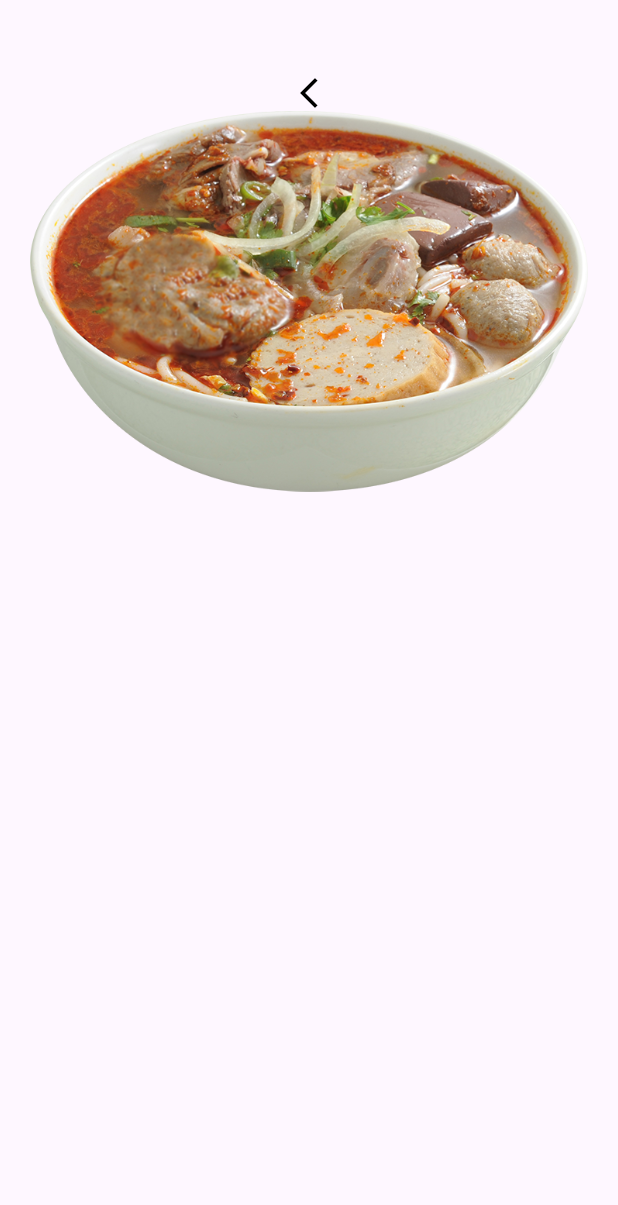
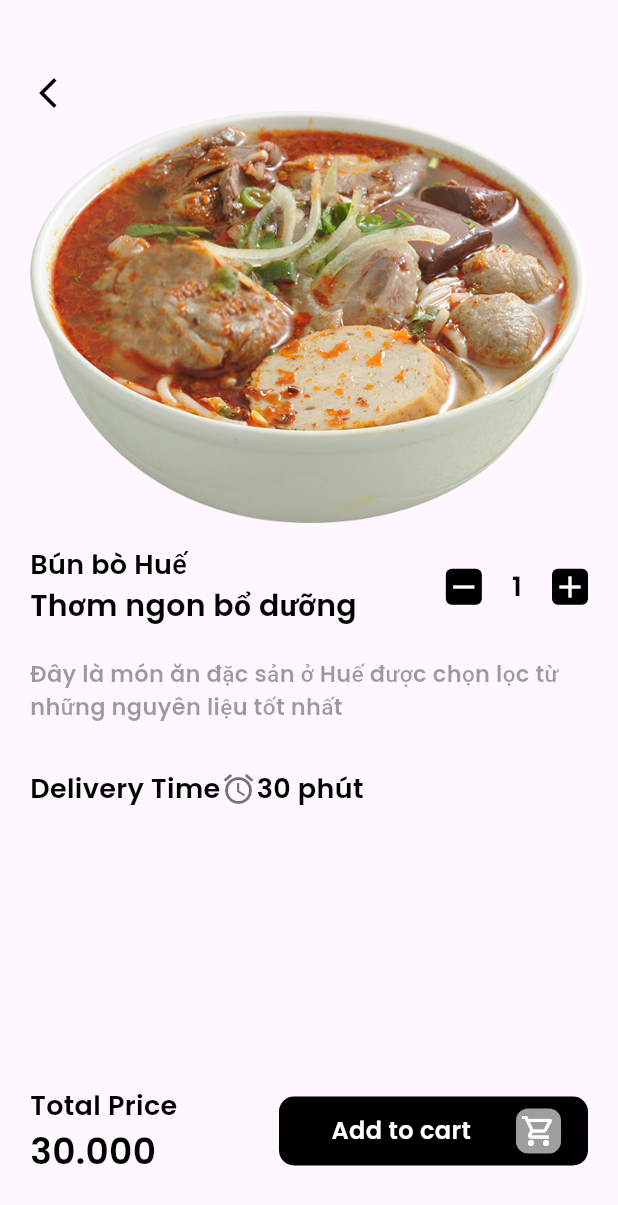
Before and after one commit to minhkhanh2002/Flutter_Moblie_App, a Flutter app: the Details screen opened directly, on a phone screen of 412 x 824 dp. Shown: the top 1205 px of the screen. Run offline on Flutter 3.47's test engine with Material 3 defaults, Android fonts, the phone set to English and light mode, and no system bars; our stand-ins replace curved_navigation_bar.

Commit message:
detail page

```diff
--- a/my_flutter_app/lib/pages/details.dart
+++ b/my_flutter_app/lib/pages/details.dart
@@ -1,4 +1,6 @@
 import 'package:flutter/material.dart';
+import 'package:flutter/rendering.dart';
+import 'package:my_flutter_app/widget/widget_support.dart';
 
 class Details extends StatefulWidget {
   const Details({super.key});
@@ -8,6 +10,7 @@ class Details extends StatefulWidget {
 }
 
 class _DetailsState extends State<Details> {
+  int a = 1;
   @override
   Widget build(BuildContext context) {
     return Scaffold(
@@ -18,6 +21,7 @@ class _DetailsState extends State<Details> {
           right: 20,
         ),
         child: Column(
+          crossAxisAlignment: CrossAxisAlignment.start,
           children: [
             GestureDetector(
               onTap: () {
@@ -28,7 +32,165 @@ class _DetailsState extends State<Details> {
                 color: Colors.black,
               ),
             ),
-            Image.asset("images/food/bunpo.png")
+            Image.asset(
+              "images/food/bunpo.png",
+              width: MediaQuery.of(context).size.width,
+              height: MediaQuery.of(context).size.height / 3,
+              fit: BoxFit.fill,
+            ),
+            SizedBox(
+              height: 15,
+            ),
+            Row(
+              children: [
+                Column(
+                  crossAxisAlignment: CrossAxisAlignment.start,
+                  children: [
+                    Text(
+                      "Bún bò Huế",
+                      style: AppWidget.semiBoldTextFieldStyle(),
+                    ),
+                    Text(
+                      "Thơm ngon bổ dưỡng",
+                      style: AppWidget.boldTextFieldStyle(),
+                    ),
+                  ],
+                ),
+                Spacer(),
+                GestureDetector(
+                  onTap: () {
+                    if (a > 1) {
+                      --a;
+                    }
+                    --a;
+                    setState(() {});
+                  },
+                  child: Container(
+                    decoration: BoxDecoration(
+                        color: Colors.black,
+                        borderRadius: BorderRadius.circular(4)),
+                    child: Icon(
+                      Icons.remove,
+                      color: Colors.white,
+                    ),
+                  ),
+                ),
+                SizedBox(
+                  width: 20,
+                ),
+                //số lượng
+                Text(
+                  a.toString(),
+                  style: AppWidget.semiBoldTextFieldStyle(),
+                ),
+                SizedBox(
+                  width: 20,
+                ),
+                GestureDetector(
+                  onTap: () {
+                    ++a;
+                    setState(() {});
+                  },
+                  child: Container(
+                    decoration: BoxDecoration(
+                        color: Colors.black,
+                        borderRadius: BorderRadius.circular(4)),
+                    child: Icon(
+                      Icons.add,
+                      color: Colors.white,
+                    ),
+                  ),
+                )
+              ],
+            ),
+            SizedBox(
+              height: 20,
+            ),
+            //description
+            Text(
+              "Đây là món ăn đặc sản ở Huế được chọn lọc từ những nguyên liệu tốt nhất",
+              maxLines: 3,
+              style: AppWidget.LightTextFieldStyle(),
+            ),
+            SizedBox(
+              height: 30,
+            ),
+            Row(
+              children: [
+                Text(
+                  "Delivery Time",
+                  style: AppWidget.semiBoldTextFieldStyle(),
+                ),
+                Icon(
+                  Icons.alarm,
+                  color: Colors.black54,
+                ),
+                SizedBox(
+                  height: 5,
+                ),
+                Text(
+                  "30 phút",
+                  style: AppWidget.semiBoldTextFieldStyle(),
+                ),
+              ],
+            ),
+            Spacer(),
+            Padding(
+              padding: const EdgeInsets.only(bottom: 40),
+              child: Row(
+                mainAxisAlignment: MainAxisAlignment.spaceBetween,
+                children: [
+                  Column(
+                    crossAxisAlignment: CrossAxisAlignment.start,
+                    children: [
+                      Text(
+                        "Total Price",
+                        style: AppWidget.semiBoldTextFieldStyle(),
+                      ),
+                      Text(
+                        "\30.000",
+                        style: AppWidget.HeadLineTextFieldStyle(),
+                      )
+                    ],
+                  ),
+                  Container(
+                    width: MediaQuery.of(context).size.width / 2,
+                    padding: EdgeInsets.all(8),
+                    decoration: BoxDecoration(
+                        color: Colors.black,
+                        borderRadius: BorderRadius.circular(10)),
+                    child: Row(
+                      mainAxisAlignment: MainAxisAlignment.end,
+                      children: [
+                        Text(
+                          "Add to cart",
+                          style: TextStyle(
+                              color: Colors.white,
+                              fontSize: 16,
+                              fontFamily: 'Poppins'),
+                        ),
+                        SizedBox(
+                          width: 30,
+                        ),
+                        Container(
+                          padding: EdgeInsets.all(3),
+                          decoration: BoxDecoration(
+                              color: Colors.grey,
+                              borderRadius: BorderRadius.circular(8)),
+                          child: Icon(
+                            Icons.shopping_cart_outlined,
+                            color: Colors.white,
+                          ),
+                        ),
+                        SizedBox(
+                          width: 10,
+                        ),
+                      ],
+                    ),
+                  )
+                ],
+              ),
+            )
           ],
         ),
       ),
```
